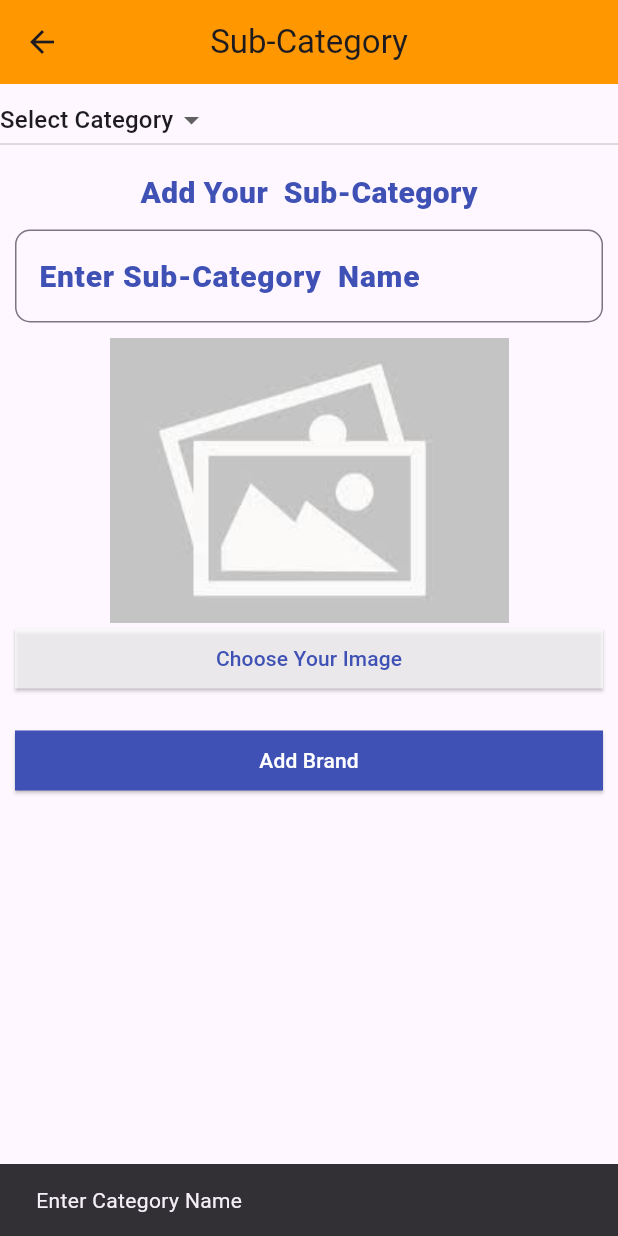
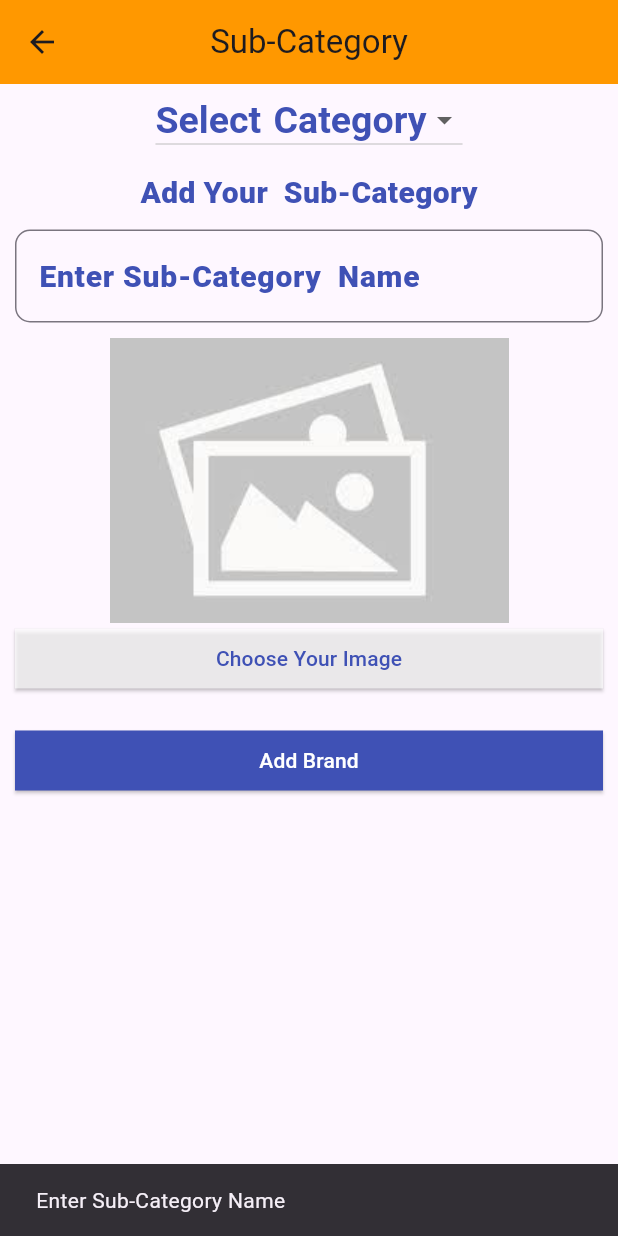
Before and after one commit to sarthakdjoshi/Intership_Project, a Flutter app: the Sub_Category screen opened directly, after a tap on "Add Brand", on a phone screen of 412 x 824 dp. Run offline on Flutter 3.47's test engine with Material 3 defaults, Android fonts, the phone set to English and light mode, and no system bars; our stand-ins replace cloud_firestore, firebase_auth, firebase_core, firebase_crashlytics, firebase_storage, image_picker; accounts and stored records are empty.

Commit message:
Initial Commit

```diff
--- a/lib/Screen/subcategory.dart
+++ b/lib/Screen/subcategory.dart
@@ -66,8 +66,10 @@ class _Sub_CategoryState extends State<Sub_Category> {
         child: Column(
           children: [
             Row(
+              mainAxisAlignment: MainAxisAlignment.center,
               children: [
-                Expanded(
+                Center(
+                  child: Expanded(
                     child: DropdownButton<String>(
                       value: Categoty,
                       onChanged: (String? newValue) {
@@ -76,6 +78,11 @@ class _Sub_CategoryState extends State<Sub_Category> {
                           print(Categoty);
                         });
                       },
+                      style: TextStyle(
+                          fontSize: 25,
+                          color: Colors.indigo,
+                          wordSpacing: 2,
+                          fontWeight: FontWeight.w600),
                       items:
                           options.map<DropdownMenuItem<String>>((String value) {
                         return DropdownMenuItem<String>(
@@ -83,6 +90,7 @@ class _Sub_CategoryState extends State<Sub_Category> {
                           child: Text(value),
                         );
                       }).toList(),
+                    ),
                   ),
                 ),
               ],
@@ -167,17 +175,19 @@ class _Sub_CategoryState extends State<Sub_Category> {
                         if (Name.isEmpty) {
                           ScaffoldMessenger.of(context).showSnackBar(
                               const SnackBar(
-                                  content: Text("Enter Category Name")));
+                                  content: Text("Enter Sub-Category Name")));
                         } else if (profilepic == null) {
                           ScaffoldMessenger.of(context).showSnackBar(
                               const SnackBar(content: Text("Choose Photo")));
                         } else if (Categoty == "Select Category") {
                           ScaffoldMessenger.of(context).showSnackBar(
-                              const SnackBar(content: Text("Choose Category")));
+                              const SnackBar(
+                                  content: Text("Choose Sub-Category")));
                         } else {
                           adddata();
                           ScaffoldMessenger.of(context).showSnackBar(SnackBar(
-                              content: Text("Category added With Name=$Name")));
+                              content:
+                                  Text("Sub-Category added With Name=$Name")));
                         }
                       },
                       style: ElevatedButton.styleFrom(
```
Lines whose indentation alone changed are shown as unchanged.
